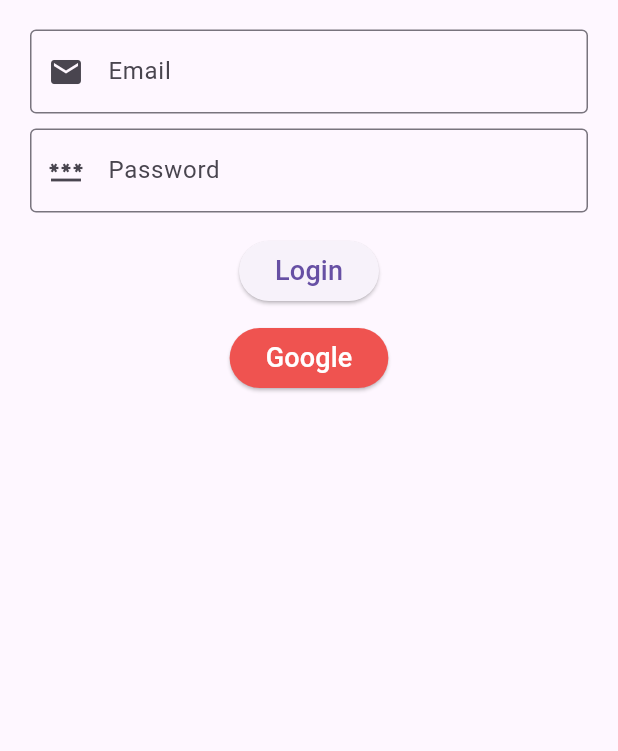
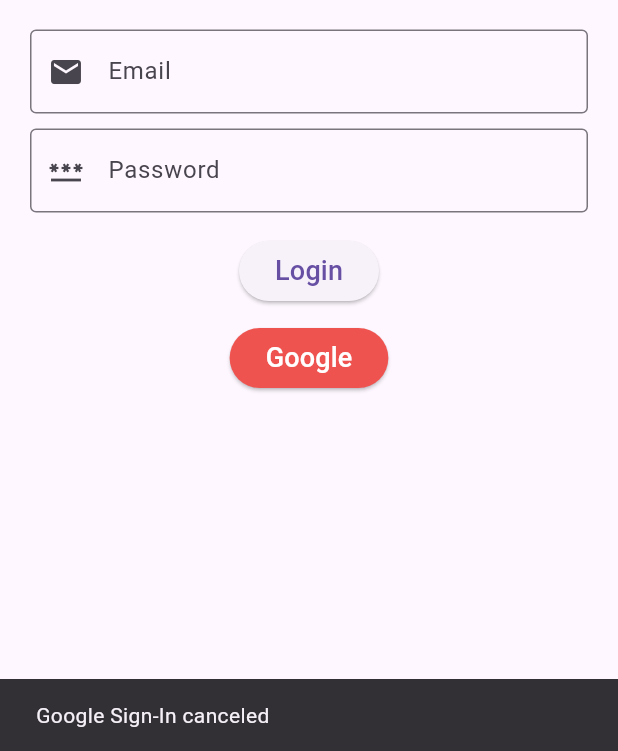
Before and after one commit to Taranymouse/Flutter_Projects, a Flutter app: the LoginPage screen opened directly, after a tap on "Google", on a phone screen of 412 x 824 dp, the part 485-1236 px from its top. Run offline on Flutter 3.47's test engine with Material 3 defaults, Android fonts, the phone set to English and light mode, and no system bars; our stand-ins replace firebase_auth, firebase_core, google_sign_in; accounts and stored records are empty.

Commit message:
ใช้ google sign in เข้า app ได้แล้ว

```diff
--- a/lib/Login/Login.dart
+++ b/lib/Login/Login.dart
@@ -1,6 +1,7 @@
 import 'package:flutter/material.dart';
 import 'package:http/http.dart' as http;
 import 'dart:convert';
+import 'package:demoproject/Login/google_auth.dart';  // นำเข้า AuthService
 
 class LoginPage extends StatefulWidget {
   const LoginPage({super.key});
@@ -10,14 +11,11 @@ class LoginPage extends StatefulWidget {
 }
 
 class _LoginPageState extends State<LoginPage> {
-  //ตัวแปรสำหรับควบคุม TextField
   final TextEditingController emailController = TextEditingController();
   final TextEditingController passwordController = TextEditingController();
 
-  //function Get ข้อมูล Users จากฐานข้อมูลด้วย API
   Future<List<Map<String, dynamic>>> fetchUsers() async {
-    final response = await http
-        .get(Uri.parse('http://192.168.1.116:8000/users/')); // Get Api จาก URL
+    final response = await http.get(Uri.parse('http://192.168.1.116:8000/users/'));
 
     if (response.statusCode == 200) {
       return List<Map<String, dynamic>>.from(jsonDecode(response.body));
@@ -26,7 +24,6 @@ class _LoginPageState extends State<LoginPage> {
     }
   }
 
-  //function ตรวจสอบผู้ใช้
   Future<void> login(BuildContext context) async {
     final email = emailController.text.trim();
     final password = passwordController.text.trim();
@@ -50,7 +47,6 @@ class _LoginPageState extends State<LoginPage> {
           SnackBar(
               content: Text("Welcome ${user['email']}! Role: ${user['role']}")),
         );
-        // นำทางไปยังหน้า HomePage และส่ง email ไปให้ด้วย
         Navigator.pushNamed(
           context,
           '/home',
@@ -79,11 +75,10 @@ class _LoginPageState extends State<LoginPage> {
         centerTitle: true,
       ),
       body: Container(
-        padding: EdgeInsets.all(20), // padding รอบๆ Container
+        padding: EdgeInsets.all(20),
         child: Column(
           mainAxisAlignment: MainAxisAlignment.center,
-          crossAxisAlignment: CrossAxisAlignment
-              .start, //ทำให้ Element ภายใต้ Column อยู่ตรงกลาง App
+          crossAxisAlignment: CrossAxisAlignment.start,
           children: [
             Center(
               child: Text(
@@ -136,11 +131,37 @@ class _LoginPageState extends State<LoginPage> {
                     height: 10,
                   ),
                   ElevatedButton(
-                    onPressed: () {},
+                    onPressed: () async {
+                      try {
+                        // เรียกใช้งานฟังก์ชัน signInWithGoogle จาก AuthService
+                        final authService = AuthService();
+                        final user = await authService.signInWithGoogle();
+                        if (user != null) {
+                          ScaffoldMessenger.of(context).showSnackBar(
+                            SnackBar(content: Text("Logged in as: ${user.displayName}")),
+                          );
+                          Navigator.pushNamed(
+                            context,
+                            '/home',
+                            arguments: {
+                              'email': user.email,
+                              'role': 'Google User',
+                            },
+                          );
+                        } else {
+                          ScaffoldMessenger.of(context).showSnackBar(
+                            SnackBar(content: Text("Google Sign-In canceled")),
+                          );
+                        }
+                      } catch (e) {
+                        ScaffoldMessenger.of(context).showSnackBar(
+                          SnackBar(content: Text("Error: ${e.toString()}")),
+                        );
+                      }
+                    },
                     style: ElevatedButton.styleFrom(
-                      backgroundColor:
-                          Colors.red[400], // กำหนดสีพื้นหลังของปุ่ม
-                      foregroundColor: Colors.white, // กำหนดสีข้อความบนปุ่ม
+                      backgroundColor: Colors.red[400],
+                      foregroundColor: Colors.white,
                     ),
                     child: Text(
                       "Google",
--- a/lib/Login/google_auth.dart
+++ b/lib/Login/google_auth.dart
@@ -1,25 +1,22 @@
-// import 'package:firebase_auth/firebase_auth.dart';
-// import 'package:google_sign_in/google_sign_in.dart';
+import 'package:firebase_auth/firebase_auth.dart';
+import 'package:google_sign_in/google_sign_in.dart';
 
-// class FirebaseServices {
-//   final auth = FirebaseAuth.instance;
-//   final googleSignIn = GoogleSignIn();
+class AuthService {
+  Future<User?> signInWithGoogle() async {
+    final GoogleSignInAccount? googleUser = await GoogleSignIn().signIn();
+    if (googleUser == null) return null;
 
-//   signInWithGoogle() async {
-//     try {
-//       final GoogleSignInAccount? googleSignInAccount =
-//           await googleSignIn.signIn();
-//       if (googleSignInAccount != null) {
-//         final GoogleSignInAuthentication googleSignInAuthentication =
-//             await googleSignInAccount.authentication;
-//         final AuthCredential authCredential = GoogleAuthProvider.credential(
-//           accessToken: googleSignInAuthentication.accessToken,
-//           idToken: googleSignInAuthentication.idToken,
-//         );
-//         await auth.signInWithCredential(authCredential);
-//       }
-//     } on FirebaseAuthException catch (e) {
-//       print(e.toString());
-//     }
-//   }
-// }
+    final GoogleSignInAuthentication googleAuth =
+        await googleUser.authentication;
+
+    final credential = GoogleAuthProvider.credential(
+      accessToken: googleAuth.accessToken,
+      idToken: googleAuth.idToken,
+    );
+
+    final UserCredential userCredential =
+        await FirebaseAuth.instance.signInWithCredential(credential);
+
+    return userCredential.user;
+  }
+}
--- a/pubspec.yaml
+++ b/pubspec.yaml
@@ -33,12 +33,12 @@ dependencies:
   http: ^1.2.2
   animations: ^2.0.0
 
-
-
   # The following adds the Cupertino Icons font to your application.
   # Use with the CupertinoIcons class for iOS style icons.
   cupertino_icons: ^1.0.8
   google_sign_in: ^6.2.2
+  firebase_core: ^3.10.1
+  firebase_auth: ^5.4.1
 
 dev_dependencies:
   flutter_test:
```
Also changed, not shown: lib/main.dart (+9 -6 lines), pubspec.lock, 6 other files.
